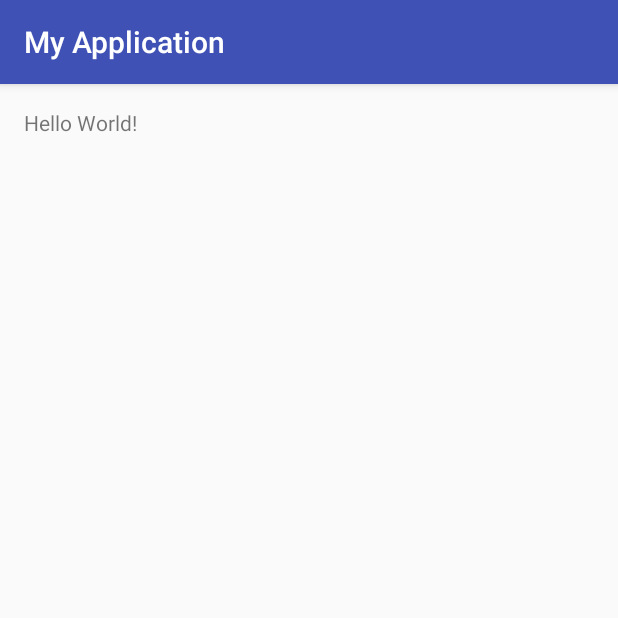
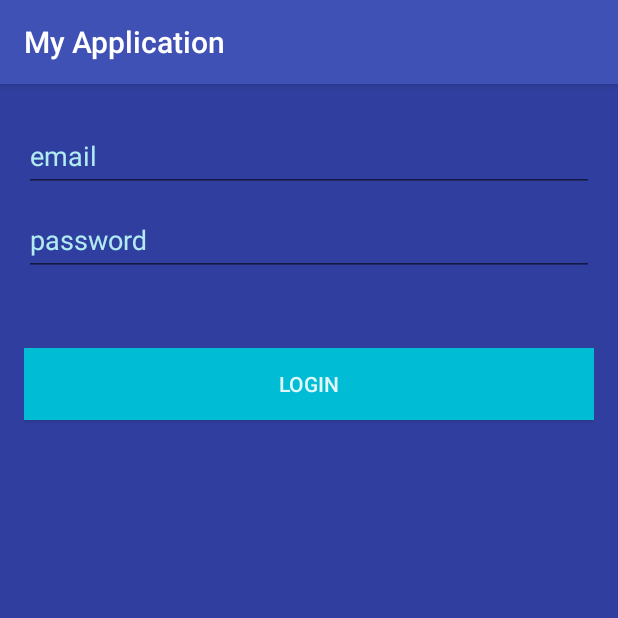
Before and after one commit to codevscolor/UnitTesting, an Android app: the screen it shows after launch (MainActivity), on a phone screen of 412 x 824 dp, the top half of it. Run offline under Robolectric (Android 15) with nearby library versions, the phone set to English and light mode, and no system bars.

```diff
--- a/app/build.gradle
+++ b/app/build.gradle
@@ -22,16 +22,18 @@ android {
 
 dependencies {
     compile fileTree(dir: 'libs', include: ['*.jar'])
-    compile 'com.android.support:appcompat-v7:24.2.0'
+    compile 'com.android.support:appcompat-v7:24.2.1'
 
     //required for unit test
     testCompile 'junit:junit:4.12'
     testCompile "org.mockito:mockito-core:1.9.5"
     testCompile 'org.hamcrest:hamcrest-library:1.3'
 
-    androidTestCompile 'com.android.support:support-annotations:24.2.0'
+    androidTestCompile 'com.android.support:support-annotations:24.2.1'
     androidTestCompile 'com.android.support.test:runner:0.5'
     androidTestCompile 'com.android.support.test:rules:0.5'
+    androidTestCompile 'com.android.support.test.espresso:espresso-core:2.2.2'
+    compile 'com.android.support:design:24.2.1'
     // Optional -- Hamcrest library
     androidTestCompile 'org.hamcrest:hamcrest-library:1.3'
 
--- a/app/src/main/java/com/codevscolor/testing/MainActivity.java
+++ b/app/src/main/java/com/codevscolor/testing/MainActivity.java
@@ -1,21 +1,37 @@
 package com.codevscolor.testing;
-
 import android.support.v7.app.AppCompatActivity;
 import android.os.Bundle;
-
+import android.view.View;
+import android.widget.Button;
+import android.widget.EditText;
+import android.widget.TextView;
 public class MainActivity extends AppCompatActivity {
-
+    private Button mLoginButton;
+    private EditText mEmailET;
+    private EditText mPasswordET;
+    private TextView mResultTV;
     @Override
     protected void onCreate(Bundle savedInstanceState) {
         super.onCreate(savedInstanceState);
         setContentView(R.layout.activity_main);
+        mLoginButton = (Button) findViewById(R.id.button);
+        mEmailET = (EditText) findViewById(R.id.editTextEmail);
+        mPasswordET = (EditText) findViewById(R.id.editTextPassword);
+        mResultTV = (TextView) findViewById(R.id.textViewResult);
+        mLoginButton.setOnClickListener(new View.OnClickListener() {
+            @Override
+            public void onClick(View view) {
+                if (mEmailET.getText().toString().equals("codevscolor@gmail.com") && mPasswordET.getText().toString().equals("password"))
+                    mResultTV.setText("success");
+                else
+                    mResultTV.setText("failed");
+            }
+        });
     }
-
-    public String getName(){
+    public String getName() {
         return null;
     }
-
-    public int getNumber(int n){
+    public int getNumber(int n) {
         return 1;
     }
 }
--- a/app/src/main/res/layout/activity_main.xml
+++ b/app/src/main/res/layout/activity_main.xml
@@ -1,16 +1,68 @@
 <?xml version="1.0" encoding="utf-8"?>
 <RelativeLayout xmlns:android="http://schemas.android.com/apk/res/android"
+    xmlns:app="http://schemas.android.com/apk/res-auto"
     xmlns:tools="http://schemas.android.com/tools"
     android:layout_width="match_parent"
     android:layout_height="match_parent"
+    android:background="#303F9F"
+    android:focusable="true"
+    android:focusableInTouchMode="true"
     android:paddingBottom="@dimen/activity_vertical_margin"
     android:paddingLeft="@dimen/activity_horizontal_margin"
     android:paddingRight="@dimen/activity_horizontal_margin"
-    android:paddingTop="@dimen/activity_vertical_margin"
-    tools:context="com.codevscolor.testing.MainActivity">
+    android:paddingTop="@dimen/activity_vertical_margin">
+    <android.support.design.widget.TextInputLayout
+        android:id="@+id/layout_email"
+        android:layout_width="match_parent"
+        android:layout_height="wrap_content"
+        android:textColorHint="#B2EBF2">
+        <EditText
+            android:id="@+id/editTextEmail"
+            android:layout_width="match_parent"
+            android:layout_height="wrap_content"
+            android:hint="email"
+            android:inputType="textEmailAddress"
+            android:textColor="#E0F7FA" />
+    </android.support.design.widget.TextInputLayout>
 
+    <Button
+        android:id="@+id/button"
+        android:layout_width="wrap_content"
+        android:layout_height="wrap_content"
+        android:layout_alignParentEnd="true"
+        android:layout_alignParentLeft="true"
+        android:layout_alignParentRight="true"
+        android:layout_alignParentStart="true"
+        android:layout_below="@+id/layout_email"
+        android:layout_marginTop="104dp"
+        android:background="#00BCD4"
+        android:text="Login"
+        android:textColor="#E0F7FA" />
     <TextView
         android:layout_width="wrap_content"
         android:layout_height="wrap_content"
-        android:text="Hello World!" />
+        android:inputType="text"
+        android:layout_below="@+id/button"
+        android:layout_centerHorizontal="true"
+        android:layout_marginTop="50dp"
+        android:textColor="#E0F7FA"
+        android:id="@+id/textViewResult" />
+
+    <android.support.design.widget.TextInputLayout
+        android:id="@+id/layout_password"
+        android:layout_width="match_parent"
+        android:layout_height="wrap_content"
+        android:textColorHint="#B2EBF2"
+        android:layout_below="@+id/layout_email"
+        android:layout_alignParentLeft="true"
+        android:layout_alignParentStart="true">
+        <EditText
+            android:id="@+id/editTextPassword"
+            android:layout_width="match_parent"
+            android:layout_height="wrap_content"
+            android:layout_marginTop="45dp"
+            android:hint="password"
+            android:inputType="textPassword"
+            android:textColor="#E0F7FA" />
+    </android.support.design.widget.TextInputLayout>
 </RelativeLayout>
--- a/build.gradle
+++ b/build.gradle
@@ -5,7 +5,7 @@ buildscript {
         jcenter()
     }
     dependencies {
-        classpath 'com.android.tools.build:gradle:2.1.0'
+        classpath 'com.android.tools.build:gradle:2.2.0'
 
         // NOTE: Do not place your application dependencies here; they belong
         // in the individual module build.gradle files
```
Also changed, not shown: 1 other file.
